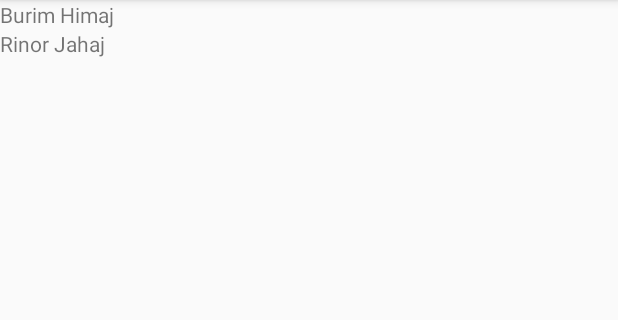
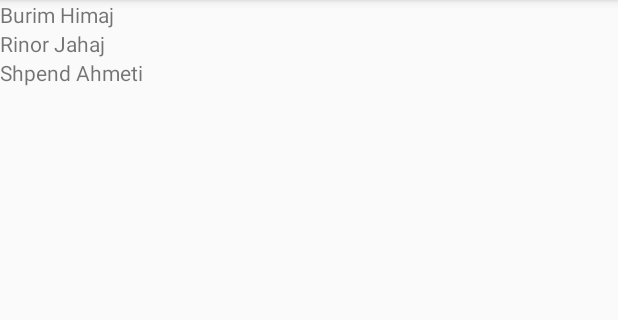
Before and after one commit to BurimHimaj/ChatAplikacioni, an Android app: the screen it shows after launch (MainActivity), on a phone screen of 412 x 824 dp, the part 84-404 px from its top. Run offline under Robolectric (Android 15) with nearby library versions, the phone set to English and light mode, and no system bars.

Commit message:
Rinor Jahaj-Second Commit Third Commit

```diff
--- a/app/src/main/res/layout/activity_main.xml
+++ b/app/src/main/res/layout/activity_main.xml
@@ -19,4 +19,9 @@
         android:layout_height="wrap_content"
         android:text="Rinor Jahaj"
         />
+    <TextView
+        android:layout_width="wrap_content"
+        android:layout_height="wrap_content"
+        android:text="Shpend Ahmeti"
+        />
 </LinearLayout>
```
